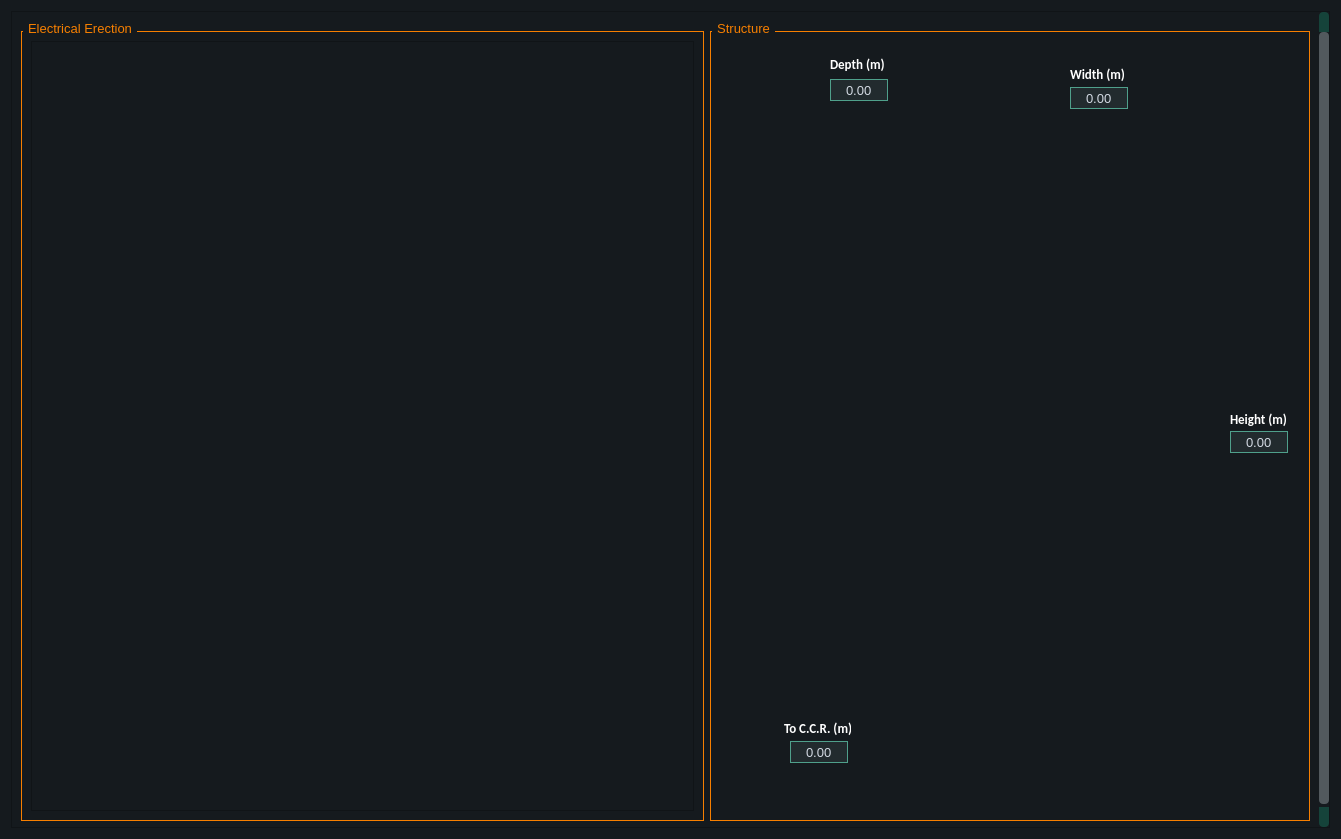
Old version of the form ui/tender_application/installation_tab.ui in the repository AliTavakoliNiya/GriinPower.
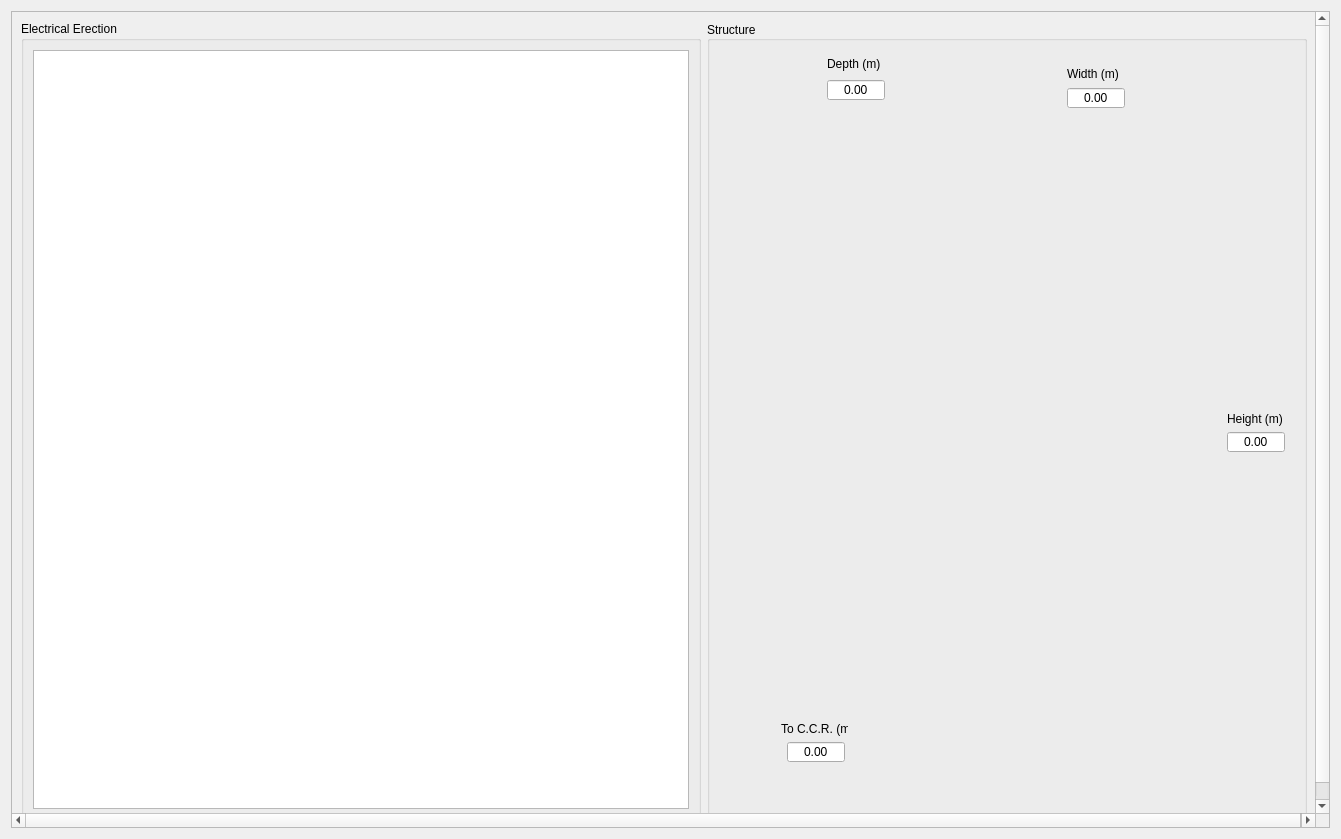
New version of the form. Icons and pictures are not drawn.

Commit message: Installation Completed

Patch:
```diff
--- a/ui/tender_application/installation_tab.ui
+++ b/ui/tender_application/installation_tab.ui
@@ -20,895 +20,7 @@
    <string>MainWindow</string>
   </property>
   <property name="styleSheet">
-   <string notr="true">QMainWindow , QWidget {
-	font-size: 10pt;
-	font-family: &quot;Segoe UI&quot;;
-	background-color:#151a1e;
-}
-
-QCalendar {
-	font-size: 10pt;
-	font-family: &quot;Segoe UI&quot;;
-	background-color: #151a1e;
-}
-
-QTextEdit {
-	font-size: 10pt;
-	font-family: &quot;Segoe UI&quot;;
-	border-width: 1px;
-	border-style: solid;
-	border-color: #4fa08b;
-	background-color: #222b2e;
-	color: #d3dae3;
-}
-
-QPlainTextEdit {
-	font-size: 10pt;
-	font-family: &quot;Segoe UI&quot;;
-	border-width: 1px;
-	border-style: solid;
-	border-color: #4fa08b;
-	background-color: #222b2e;
-	color: #d3dae3;
-}
-
-QToolButton {
-	font-size: 10pt;
-	font-family: &quot;Segoe UI&quot;;
-	border-style: solid;
-	border-top-color: qlineargradient(spread:pad, x1:0.5, y1:1, x2:0.5, y2:0, stop:0 rgb(215, 215, 215), stop:1 rgb(222, 222, 222));
-	border-right-color: qlineargradient(spread:pad, x1:0, y1:0.5, x2:1, y2:0.5, stop:0 rgb(217, 217, 217), stop:1 rgb(227, 227, 227));
-	border-left-color: qlineargradient(spread:pad, x1:0, y1:0.5, x2:1, y2:0.5, stop:0 rgb(227, 227, 227), stop:1 rgb(217, 217, 217));
-	border-bottom-color: qlineargradient(spread:pad, x1:0.5, y1:1, x2:0.5, y2:0, stop:0 rgb(215, 215, 215), stop:1 rgb(222, 222, 222));
-	border-width: 1px;
-	border-radius: 5px;
-	color: #d3dae3;
-	padding: 2px;
-	background-color: rgb(255,255,255);
-}
-
-QToolButton:hover {
-	font-size: 10pt;
-	font-family: &quot;Segoe UI&quot;;
-	border-style: solid;
-	border-top-color: qlineargradient(spread:pad, x1:0.5, y1:1, x2:0.5, y2:0, stop:0 rgb(195, 195, 195), stop:1 rgb(222, 222, 222));
-	border-right-color: qlineargradient(spread:pad, x1:0, y1:0.5, x2:1, y2:0.5, stop:0 rgb(197, 197, 197), stop:1 rgb(227, 227, 227));
-	border-left-color: qlineargradient(spread:pad, x1:0, y1:0.5, x2:1, y2:0.5, stop:0 rgb(227, 227, 227), stop:1 rgb(197, 197, 197));
-	border-bottom-color: qlineargradient(spread:pad, x1:0.5, y1:1, x2:0.5, y2:0, stop:0 rgb(195, 195, 195), stop:1 rgb(222, 222, 222));
-	border-width: 1px;
-	border-radius: 5px;
-	color: rgb(0,0,0);
-	padding: 2px;
-	background-color: rgb(255,255,255);
-}
-
-QToolButton:pressed {
-	font-size: 10pt;
-	font-family: &quot;Segoe UI&quot;;
-	border-style: solid;
-	border-top-color: qlineargradient(spread:pad, x1:0.5, y1:1, x2:0.5, y2:0, stop:0 rgb(215, 215, 215), stop:1 rgb(222, 222, 222));
-	border-right-color: qlineargradient(spread:pad, x1:0, y1:0.5, x2:1, y2:0.5, stop:0 rgb(217, 217, 217), stop:1 rgb(227, 227, 227));
-	border-left-color: qlineargradient(spread:pad, x1:0, y1:0.5, x2:1, y2:0.5, stop:0 rgb(227, 227, 227), stop:1 rgb(217, 217, 217));
-	border-bottom-color: qlineargradient(spread:pad, x1:0.5, y1:1, x2:0.5, y2:0, stop:0 rgb(215, 215, 215), stop:1 rgb(222, 222, 222));
-	border-width: 1px;
-	border-radius: 5px;
-	color: rgb(0,0,0);
-	padding: 2px;
-	background-color: rgb(142,142,142);
-}
-
-QPushButton {
-	font-size: 10pt;
-	font-family: &quot;Segoe UI&quot;;
-	border-style: solid;
-	border-color: #050a0e;
-	border-width: 1px;
-	border-radius: 5px;
-	color: #d3dae3;
-	padding: 2px;
-	background-color: #F77F00;
-}
-
-QPushButton::default {
-	font-size: 10pt;
-	font-family: &quot;Segoe UI&quot;;
-	border-style: solid;
-	border-color: #050a0e;
-	border-width: 1px;
-	border-radius: 5px;
-	color: #FFFFFF;
-	padding: 2px;
-	background-color: #151a1e;;
-}
-
-QPushButton:hover {
-	font-size: 10pt;
-	font-family: &quot;Segoe UI&quot;;
-	border-style: solid;
-	border-color: #050a0e;
-	border-width: 1px;
-	border-radius: 5px;
-	color: #d3dae3;
-	padding: 2px;
-	background-color: #1c1f1f;
-}
-
-QPushButton:pressed {
-	font-size: 10pt;
-	font-family: &quot;Segoe UI&quot;;
-	border-style: solid;
-	border-color: #050a0e;
-	border-width: 1px;
-	border-radius: 5px;
-	color: #d3dae3;
-	padding: 2px;
-	background-color: #2c2f2f;
-}
-
-QPushButton:disabled {
-	font-size: 10pt;
-	font-family: &quot;Segoe UI&quot;;
-	border-style: solid;
-	border-top-color: qlineargradient(spread:pad, x1:0.5, y1:1, x2:0.5, y2:0, stop:0 rgb(215, 215, 215), stop:1 rgb(222, 222, 222));
-	border-right-color: qlineargradient(spread:pad, x1:0, y1:0.5, x2:1, y2:0.5, stop:0 rgb(217, 217, 217), stop:1 rgb(227, 227, 227));
-	border-left-color: qlineargradient(spread:pad, x1:0, y1:0.5, x2:1, y2:0.5, stop:0 rgb(227, 227, 227), stop:1 rgb(217, 217, 217));
-	border-bottom-color: qlineargradient(spread:pad, x1:0.5, y1:1, x2:0.5, y2:0, stop:0 rgb(215, 215, 215), stop:1 rgb(222, 222, 222));
-	border-width: 1px;
-	border-radius: 5px;
-	color: #808086;
-	padding: 2px;
-	background-color: rgb(142,142,142);
-}
-
-QLineEdit {
-	font-size: 10pt;
-	font-family: &quot;Segoe UI&quot;;
-	border-width: 1px;
-	border-style: solid;
-	border-color: #4fa08b;
-	background-color: #222b2e;
-	color: #d3dae3;
-}
-
-QLineEdit:disabled {
-	font-size: 10pt;
-	font-family: &quot;Segoe UI&quot;;
-	border-width: 1px;
-	border-style: solid;
-	border-color: #4fa08b;
-    background-color: #151a1e;
-    color: #151a1e;
-}
-
-QLCDNumber {
-	font-size: 10pt;
-	font-family: &quot;Segoe UI&quot;;
-	color: #4d9b87;
-}
-
-QProgressBar {
-	font-size: 10pt;
-	font-family: &quot;Segoe UI&quot;;
-	text-align: center;
-	color: #d3dae3;
-	border-radius: 10px;
-	border-color: transparent;
-	border-style: solid;
-	background-color: #52595d;
-}
-
-QProgressBar::chunk {
-	font-size: 10pt;
-	font-family: &quot;Segoe UI&quot;;
-	background-color: #214037	;
-	border-radius: 10px;
-}
-
-QMenuBar {
-	font-size: 10pt;
-	font-family: &quot;Segoe UI&quot;;
-	background-color: #151a1e;
-}
-
-QMenuBar::item {
-	font-size: 10pt;
-	font-family: &quot;Segoe UI&quot;;
-	color: #d3dae3;
-  	spacing: 3px;
-  	padding: 1px 4px;
-	background-color: #151a1e;
-}
-
-QMenuBar::item:selected {
-	font-size: 10pt;
-	font-family: &quot;Segoe UI&quot;;
-	background-color: #252a2e;
-	color: #FFFFFF;
-}
-
-QMenu {
-	font-size: 10pt;
-	font-family: &quot;Segoe UI&quot;;
-	background-color: #151a1e;
-}
-
-QMenu::item:selected {
-	font-size: 10pt;
-	font-family: &quot;Segoe UI&quot;;
-	background-color: #252a2e;
-	color: #FFFFFF;
-}
-
-QMenu::item {
-	font-size: 10pt;
-	font-family: &quot;Segoe UI&quot;;
-	color: #d3dae3;
-	background-color: #151a1e;
-}
-
-QTabBar::tab:first {
-	font-size: 10pt;
-	font-family: &quot;Segoe UI&quot;;
-	border-style: solid;
-	border-left-width:1px;
-	border-right-width:0px;
-	border-top-width:1px;
-	border-bottom-width:0px;
-	border-top-color: #050a0e;
-	border-left-color: #050a0e;
-	border-bottom-color: #050a0e;
-	border-top-left-radius: 4px;
-	color: #d3dae3;
-	padding: 3px;
-	margin-left:0px;
-	background-color: #151a1e;
-}
-
-QTabBar::tab:last {
-	font-size: 10pt;
-	font-family: &quot;Segoe UI&quot;;
-	border-style: solid;
-	border-top-width:1px;
-	border-left-width:1px;
-	border-right-width:1px;
-	border-bottom-width:0px;
-	border-color: #050a0e;
-	border-top-right-radius: 4px;
-	color: #d3dae3;
-	padding: 3px;
-	margin-left:0px;
-	background-color: #151a1e;
-}
-
-QTabBar::tab {
-	font-size: 10pt;
-	font-family: &quot;Segoe UI&quot;;
-	border-style: solid;
-	border-top-width:1px;
-	border-bottom-width:0px;
-	border-left-width:1px;
-	border-top-color: #050a0e;
-	border-left-color: #050a0e;
-	border-bottom-color: #050a0e;
-	color: #d3dae3;
-	padding: 3px;
-	margin-left:0px;
-	background-color: #151a1e;
-}
-
-
-QTabBar::tab:selected, QTabBar::tab:last:selected, QTabBar::tab:hover {
-	font-size: 10pt;
-	font-family: &quot;Segoe UI&quot;;
-	border-style: solid;
-  	border-left-width:1px;
-	border-bottom-width:0px;
-	border-right-color: transparent;
-	border-top-color: #050a0e;
-	border-left-color: #050a0e;
-	border-bottom-color: #050a0e;
-	color: #FFFFFF;
-	padding: 3px;
-	margin-left:0px;
-    background-color: #F77F00;
-}
-
-QTabBar::tab:selected, QTabBar::tab:first:selected, QTabBar::tab:hover {
-	font-size: 10pt;
-	font-family: &quot;Segoe UI&quot;;
-	border-style: solid;
-  	border-left-width:1px;
-  	border-bottom-width:0px;
-  	border-top-width:1px;
-	border-right-color: transparent;
-	border-top-color: #050a0e;
-	border-left-color: #050a0e;
-	border-bottom-color: #050a0e;
-	color: #FFFFFF;
-	padding: 3px;
-	margin-left:0px;
-    background-color: #F77F00;
-}
-
-QCheckBox {
-	font-size: 10pt;
-	font-family: &quot;Segoe UI&quot;;
-	color: #d3dae3;
-	padding: 2px;
-}
-
-QCheckBox:disabled {
-	font-size: 10pt;
-	font-family: &quot;Segoe UI&quot;;
-	color: #808086;
-	padding: 2px;
-}
-
-QCheckBox:hover {
-	font-size: 10pt;
-	font-family: &quot;Segoe UI&quot;;
-	border-radius:4px;
-	border-style:solid;
-	padding-left: 1px;
-	padding-right: 1px;
-	padding-bottom: 1px;
-	padding-top: 1px;
-	border-width:1px;
-	border-color: transparent;
-}
-
-QCheckBox::indicator:checked {
-	font-size: 10pt;
-	font-family: &quot;Segoe UI&quot;;
-	height: 10px;
-	width: 10px;
-	border-style:solid;
-	border-width: 1px;
-	border-color: #4fa08b;
-	color: #000000;
-	background-color: qradialgradient(cx:0.4, cy:0.4, radius: 1.5,fx:0, fy:0, stop:0 #1e282c, stop:0.3 #1e282c, stop:0.4 #4fa08b, stop:0.5 #1e282c, stop:1 #1e282c);
-}
-
-QCheckBox::indicator:unchecked {
-	font-size: 10pt;
-	font-family: &quot;Segoe UI&quot;;
-	height: 10px;
-	width: 10px;
-	border-style:solid;
-	border-width: 1px;
-	border-color: #4fa08b;
-	color: #000000;
-}
-
-QRadioButton {
-	font-size: 10pt;
-	font-family: &quot;Segoe UI&quot;;
-	color: #d3dae3;
-	padding: 1px;
-}
-
-QRadioButton::indicator:checked {
-	font-size: 10pt;
-	font-family: &quot;Segoe UI&quot;;
-	height: 10px;
-	width: 10px;
-	border-style:solid;
-	border-radius:5px;
-	border-width: 1px;
-	border-color: #4fa08b;
-	color: #a9b7c6;
-	background-color: qradialgradient(cx:0.5, cy:0.5, radius:0.4,fx:0.5, fy:0.5, stop:0 #4fa08b, stop:1 #1e282c);
-}
-
-QRadioButton::indicator:!checked {
-	font-size: 10pt;
-	font-family: &quot;Segoe UI&quot;;
-	height: 10px;
-	width: 10px;
-	border-style:solid;
-	border-radius:5px;
-	border-width: 1px;
-	border-color: #4fa08b;
-	color: #a9b7c6;
-	background-color: transparent;
-}
-
-QStatusBar {
-	font-size: 10pt;
-	font-family: &quot;Segoe UI&quot;;
-	color:#027f7f;
-}
-
-QSpinBox {
-	font-size: 10pt;
-	font-family: &quot;Segoe UI&quot;;
-	color: #d3dae3;
-	background-color: #222b2e;
-	border-width: 1px;
-	border-style: solid;
-	border-color: #4fa08b;
-}
-
-QSpinBox:disabled {
-	font-size: 10pt;
-	font-family: &quot;Segoe UI&quot;;
-	background-color: #151a1e;
-    color: #151a1e;
-}
-
-QDoubleSpinBox {
-	font-size: 10pt;
-	font-family: &quot;Segoe UI&quot;;
-	color: #d3dae3;
-	background-color: #222b2e;
-	border-width: 1px;
-	border-style: solid;
-	border-color: #4fa08b;
-}
-
-QTimeEdit {
-	font-size: 10pt;
-	font-family: &quot;Segoe UI&quot;;
-	color: #d3dae3;
-	background-color: #222b2e;
-	border-width: 1px;
-	border-style: solid;
-	border-color: #4fa08b;
-}
-
-QDateTimeEdit {
-	font-size: 10pt;
-	font-family: &quot;Segoe UI&quot;;
-	color: #d3dae3;
-	background-color: #222b2e;
-	border-width: 1px;
-	border-style: solid;
-	border-color: #4fa08b;
-}
-
-QDateEdit {
-	font-size: 10pt;
-	font-family: &quot;Segoe UI&quot;;
-	color: #d3dae3;
-	background-color: #222b2e;
-	border-width: 1px;
-	border-style: solid;
-	border-color: #4fa08b;
-}
-
-QFontComboBox {
-	font-size: 10pt;
-	font-family: &quot;Segoe UI&quot;;
-	color: #d3dae3;
-	background-color: #222b2e;
-	border-width: 1px;
-	border-style: solid;
-	border-color: #4fa08b;
-}
-
-QComboBox {
-	font-size: 10pt;
-	font-family: &quot;Segoe UI&quot;;
-	color: #d3dae3;
-	background-color: #222b2e;
-	border-width: 1px;
-	border-style: solid;
-	border-color: #4fa08b;
-}
-
-QComboBox QAbstractItemView {
-	font-size: 10pt;
-	font-family: &quot;Segoe UI&quot;;
-	background-color: #222b2e;
-	color: #d3dae3;
-	selection-background-color: #007acc;
-}
-
-QDial {
-	font-size: 10pt;
-	font-family: &quot;Segoe UI&quot;;
-	background: #16a085;
-}
-
-QToolBox {
-	font-size: 10pt;
-	font-family: &quot;Segoe UI&quot;;
-	color: #a9b7c6;
-	background-color: #222b2e;
-}
-
-QToolBox::tab {
-	font-size: 10pt;
-	font-family: &quot;Segoe UI&quot;;
-	color: #a9b7c6;
-	background-color:#222b2e;
-}
-
-QToolBox::tab:selected {
-	font-size: 10pt;
-	font-family: &quot;Segoe UI&quot;;
-	color: #FFFFFF;
-	background-color:#222b2e;
-}
-
-QSlider::groove:horizontal {
-	font-size: 10pt;
-	font-family: &quot;Segoe UI&quot;;
-	height: 5px;
-	background-color: #52595d;
-}
-
-QSlider::groove:vertical {
-	font-size: 10pt;
-	font-family: &quot;Segoe UI&quot;;
-	width: 5px;
-	background-color: #52595d;
-}
-
-QSlider::handle:horizontal {
-	font-size: 10pt;
-	font-family: &quot;Segoe UI&quot;;
-	background: #1a2224;
-	border-style: solid;
-	border-width: 1px;
-	border-color: rgb(207,207,207);
-	width: 12px;
-	margin: -5px 0;
-	border-radius: 7px;
-}
-
-QSlider::handle:vertical {
-	font-size: 10pt;
-	font-family: &quot;Segoe UI&quot;;
-	background: #1a2224;
-	border-style: solid;
-	border-width: 1px;
-	border-color: rgb(207,207,207);
-	height: 12px;
-	margin: 0 -5px;
-	border-radius: 7px;
-}
-
-QSlider::add-page:horizontal {
-	font-size: 10pt;
-	font-family: &quot;Segoe UI&quot;;
-	background: #52595d;
-}
-
-QSlider::add-page:vertical {
-	font-size: 10pt;
-	font-family: &quot;Segoe UI&quot;;
-	background: #52595d;
-}
-
-QSlider::sub-page:horizontal {
-	font-size: 10pt;
-	font-family: &quot;Segoe UI&quot;;
-	background-color: #15433a;
-}
-
-QSlider::sub-page:vertical {
-	font-size: 10pt;
-	font-family: &quot;Segoe UI&quot;;
-	background-color: #15433a;
-}
-
-QScrollBar:horizontal {
-	font-size: 10pt;
-	font-family: &quot;Segoe UI&quot;;
-	max-height: 10px;
-	border: 1px transparent grey;
-	margin: 0px 20px 0px 20px;
-	background: transparent;
-}
-
-QScrollBar:vertical {
-	font-size: 10pt;
-	font-family: &quot;Segoe UI&quot;;
-	max-width: 10px;
-	border: 1px transparent grey;
-	margin: 20px 0px 20px 0px;
-	background: transparent;
-}
-
-QScrollBar::handle:horizontal {
-	font-size: 10pt;
-	font-family: &quot;Segoe UI&quot;;
-	background: #52595d;
-	border-style: transparent;
-	border-radius: 4px;
-	min-width: 25px;
-}
-
-QScrollBar::handle:horizontal:hover {
-	font-size: 10pt;
-	font-family: &quot;Segoe UI&quot;;
-	background: #58a492;
-	border-style: transparent;
-	border-radius: 4px;
-	min-width: 25px;
-}
-
-QScrollBar::handle:vertical {
-	font-size: 10pt;
-	font-family: &quot;Segoe UI&quot;;
-	background: #52595d;
-	border-style: transparent;
-	border-radius: 4px;
-	min-height: 25px;
-}
-
-QScrollBar::handle:vertical:hover {
-	font-size: 10pt;
-	font-family: &quot;Segoe UI&quot;;
-	background: #58a492;
-	border-style: transparent;
-	border-radius: 4px;
-	min-height: 25px;
-}
-
-QScrollBar::add-line:horizontal {
-	font-size: 10pt;
-	font-family: &quot;Segoe UI&quot;;
-	border: 2px transparent grey;
-   border-top-right-radius: 4px;
-   border-bottom-right-radius: 4px;
-   background: #15433a;
-   width: 20px;
-   subcontrol-position: right;
-   subcontrol-origin: margin;
-}
-
-QScrollBar::add-line:horizontal:pressed {
-	font-size: 10pt;
-	font-family: &quot;Segoe UI&quot;;
-	border: 2px transparent grey;
-   border-top-right-radius: 4px;
-   border-bottom-right-radius: 4px;
-   background: rgb(181,181,181);
-   width: 20px;
-   subcontrol-position: right;
-   subcontrol-origin: margin;
-}
-
-QScrollBar::add-line:vertical {
-	font-size: 10pt;
-	font-family: &quot;Segoe UI&quot;;
-	border: 2px transparent grey;
-   border-bottom-left-radius: 4px;
-   border-bottom-right-radius: 4px;
-   background: #15433a;
-   height: 20px;
-   subcontrol-position: bottom;
-   subcontrol-origin: margin;
-}
-
-QScrollBar::add-line:vertical:pressed {
-	font-size: 10pt;
-	font-family: &quot;Segoe UI&quot;;
-	border: 2px transparent grey;
-   border-bottom-left-radius: 4px;
-   border-bottom-right-radius: 4px;
-   background: rgb(181,181,181);
-   height: 20px;
-   subcontrol-position: bottom;
-   subcontrol-origin: margin;
-}
-
-QScrollBar::sub-line:horizontal {
-	font-size: 10pt;
-	font-family: &quot;Segoe UI&quot;;
-	border: 2px transparent grey;
-   border-top-left-radius: 4px;
-   border-bottom-left-radius: 4px;
-   background: #15433a;
-   width: 20px;
-   subcontrol-position: left;
-   subcontrol-origin: margin;
-}
-
-QScrollBar::sub-line:horizontal:pressed {
-	font-size: 10pt;
-	font-family: &quot;Segoe UI&quot;;
-	border: 2px transparent grey;
-   border-top-left-radius: 4px;
-   border-bottom-left-radius: 4px;
-   background: rgb(181,181,181);
-   width: 20px;
-   subcontrol-position: left;
-   subcontrol-origin: margin;
-}
-
-QScrollBar::sub-line:vertical {
-	font-size: 10pt;
-	font-family: &quot;Segoe UI&quot;;
-	border: 2px transparent grey;
-   border-top-left-radius: 4px;
-   border-top-right-radius: 4px;
-   background: #15433a;
-   height: 20px;
-   subcontrol-position: top;
-   subcontrol-origin: margin;
-}
-
-QScrollBar::sub-line:vertical:pressed {
-	font-size: 10pt;
-	font-family: &quot;Segoe UI&quot;;
-	border: 2px transparent grey;
-   border-top-left-radius: 4px;
-   border-top-right-radius: 4px;
-   background: rgb(181,181,181);
-   height: 20px;
-   subcontrol-position: top;
-   subcontrol-origin: margin;
-}
-
-QScrollBar::add-page:horizontal, QScrollBar::sub-page:horizontal {
-	font-size: 10pt;
-	font-family: &quot;Segoe UI&quot;;
-	background: none;
-}
-
-QScrollBar::add-page:vertical, QScrollBar::sub-page:vertical {
-	font-size: 10pt;
-	font-family: &quot;Segoe UI&quot;;
-	background: none;
-}
-
-QComboBox {
-	font-size: 10pt;
-	font-family: &quot;Segoe UI&quot;;
-	color: #ffffff;
-    font-weight: bold;
-}
-
-QRadioButton, QComboBox {
-	font-size: 10pt;
-	color: #ffffff;
-    font-family: Calibri;
-    font-weight: bold;
-}
-
-QComboBox:disabled {
-	font-family: Calibri;
-    font-weight: bold;
-	font-size: 13px;
-    background-color: #151a1e;
-    color: #151a1e;
-}
-
-QFrame {
-	font-size: 10pt;
-	font-family: &quot;Segoe UI&quot;;
-	background-color: #151a1e;
-}
-
-QTabWidget {
-	font-size: 10pt;
-	font-family: &quot;Segoe UI&quot;;
-	color:#ffffff;
-	background-color: #151a1e;
-}
-
-QTabWidget::pane {
-	font-size: 10pt;
-	font-family: &quot;Segoe UI&quot;;
-	color: #ffffff;
-
-	border-color: #050a0e;
-	background-color: #151a1e;
-	border-style: solid;
-	border-width: 1px;
-}
-
-
-QHeaderView::section {
-    background-color: #F77F00;
-    color: white;
-    padding: 4px;
-    border: 1px solid black;
-}
-
-QTableView::item {
-	font-size: 10pt;
-	font-family: &quot;Segoe UI&quot;;
-	padding: 5px;
-    background: white;
-}
-
-QTableView::item:alternate {
-	font-size: 10pt;
-	font-family: &quot;Segoe UI&quot;;
-	color: #000000;
-    background: lightgray;
-}
-
-QTableView::item:selected {
-    background-color: #3399FF; /* or any contrasting color */
-    color: black; /* ensure text is visible */
-}
-
-
-
-QLabel {
-	color: #ffffff;
-	background-color: #151a1e;
-    font-family: Calibri;
-    font-weight: bold;
-	font-size: 13px;
-}
-
-QGroupBox {
-	font-size: 10pt;
-	font-family: &quot;Segoe UI&quot;;
-	border: 1px solid #F77F00;
-    margin-top: 10px;
-}
-
-QGroupBox::title {
-	color: #F77F00 ;
-    subcontrol-origin: margin;
-    left: 2px;
-    padding: 0 3px;
-    font-family: PoetsenOne;
-    font-weight: bold;
-	font-size: 14px;
-}
-
-
-QTreeWidget {
-    background-color: white;
-    border: 1px solid black;
-}
-
-QTreeWidget::item {
-    border-bottom: 1px solid black;
-}
-QTreeWidget::item:selected {
-    background-color: #3399FF; /* or any contrasting color */
-    color: black; /* ensure text is visible */
-}
-
-
-QTableWidget {
-	font-size: 10pt;
-	font-family: &quot;Segoe UI&quot;;
-	border-width: 1px;
-	border-style: solid;
-	border-color: #4fa08b;
-	background-color: #222b2e;
-	color: #d3dae3;
-}
-
-QTableWidget::item {
-    border-bottom: 1px solid black;
-}
-QTableWidget::item:selected {
-    background-color: #3399FF; /* or any contrasting color */
-    color: black; /* ensure text is visible */
-}
-
-QListWidget{
-	font-size: 10pt;
-	font-family: &quot;Segoe UI&quot;;
-	border-width: 1px;
-	border-style: solid;
-	border-color: #4fa08b;
-	background-color: #222b2e;
-	color: #d3dae3;
-}
-QListWidget::item {
-    padding: 5px;
-    border: none;
-}
-
-QListWidget::item:selected {
-    background-color: #F77F00;
-    color: #ffffff; /* optional: adjust text color for contrast */
-}
-
-
-</string>
+   <string notr="true"/>
   </property>
   <layout class="QGridLayout" name="gridLayout">
    <item row="0" column="0">
@@ -981,7 +93,7 @@
           <string>Structure</string>
          </property>
          <property name="alignment">
-          <set>Qt::AlignCenter</set>
+          <set>Qt::AlignLeading|Qt::AlignLeft|Qt::AlignVCenter</set>
          </property>
          <widget class="QLabel" name="label">
           <property name="geometry">
```
The commit also changes 6 other files.
